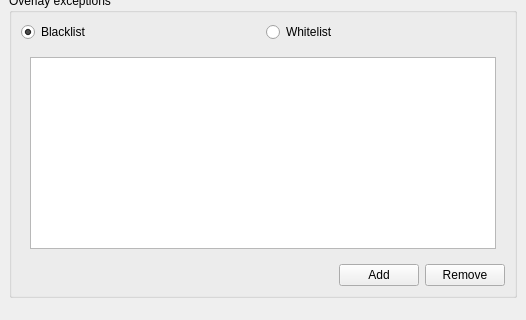
This is src/mumble/Overlay.ui in mumble-voip/mumble as Qt 5 draws it before an edit; both pictures show x 0 to 526 and y 388 to 708 of the 526 by 708 pixel window. The edited form follows.
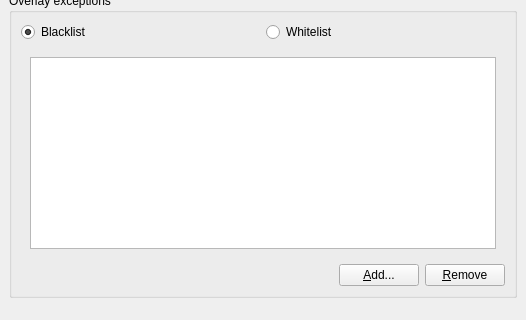
This is the edited form. The open tabs and pages were chosen to show the change. Icons and pictures are not drawn.

Commit message: Add more keyboard shortcuts in the settings dialog

```diff
--- a/src/mumble/Overlay.ui
+++ b/src/mumble/Overlay.ui
@@ -225,14 +225,14 @@
             <item>
              <widget class="QPushButton" name="qpbAdd">
               <property name="text">
-               <string>Add</string>
+               <string>&amp;Add...</string>
               </property>
              </widget>
             </item>
             <item>
              <widget class="QPushButton" name="qpbRemove">
               <property name="text">
-               <string>Remove</string>
+               <string>&amp;Remove</string>
               </property>
              </widget>
             </item>
```
The commit also changes 3 other files.
